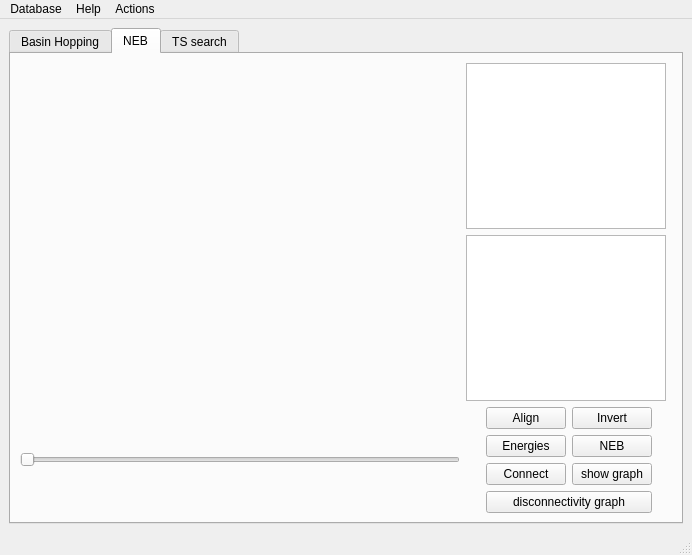
Old version of the form pygmin/gui/MainWindow.ui in the repository pele-python/pele.
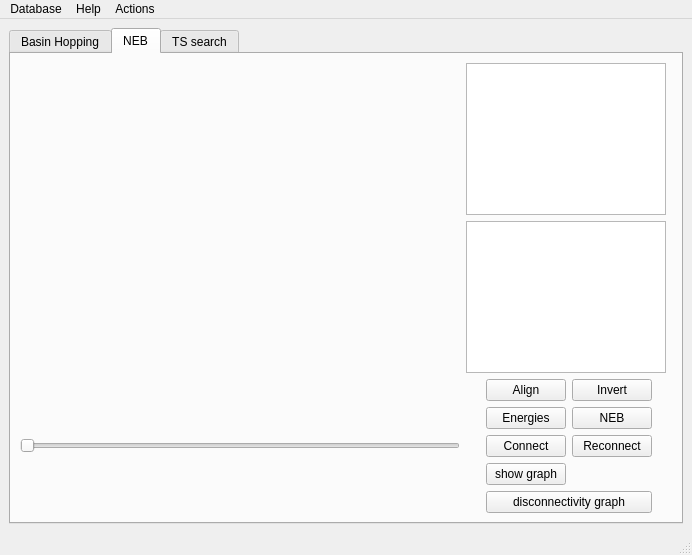
New version of the form. The open tabs and pages were chosen to show the change. Custom widgets are drawn as their Qt base class.

Commit message:
add reconnect button to gui
this does a DoubleEndedConnect run with the fresh_connect keyword set to
True

```diff
--- a/pygmin/gui/MainWindow.ui
+++ b/pygmin/gui/MainWindow.ui
@@ -212,20 +212,27 @@
             </property>
            </widget>
           </item>
-          <item row="3" column="1">
-           <widget class="QPushButton" name="btnShowGraph">
-            <property name="text">
-             <string>show graph</string>
-            </property>
-           </widget>
-          </item>
-          <item row="4" column="0" colspan="2">
+          <item row="5" column="0" colspan="2">
            <widget class="QPushButton" name="btnDisconnectivity_graph">
             <property name="text">
              <string>disconnectivity graph</string>
             </property>
            </widget>
           </item>
+          <item row="4" column="0">
+           <widget class="QPushButton" name="btnShowGraph">
+            <property name="text">
+             <string>show graph</string>
+            </property>
+           </widget>
+          </item>
+          <item row="3" column="1">
+           <widget class="QPushButton" name="btnReconnect">
+            <property name="text">
+             <string>Reconnect</string>
+            </property>
+           </widget>
+          </item>
          </layout>
         </item>
        </layout>
```
Left out of the diff: 55 changed lines with no effect on the pictures. The commit also changes 3 other files.
